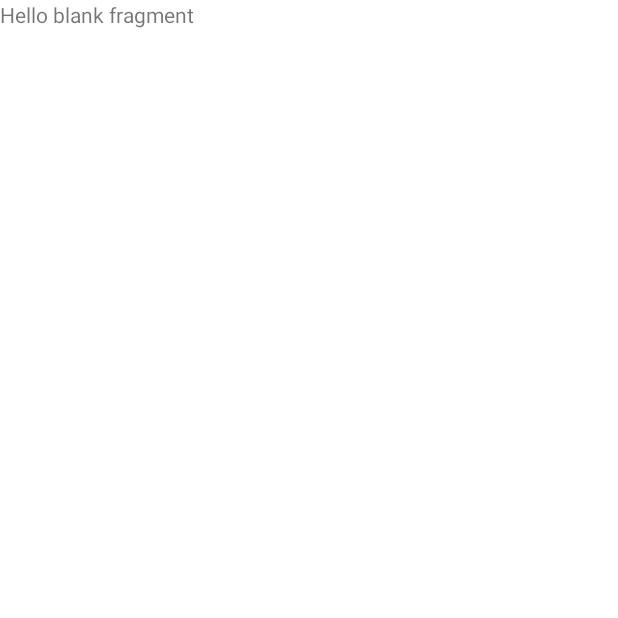
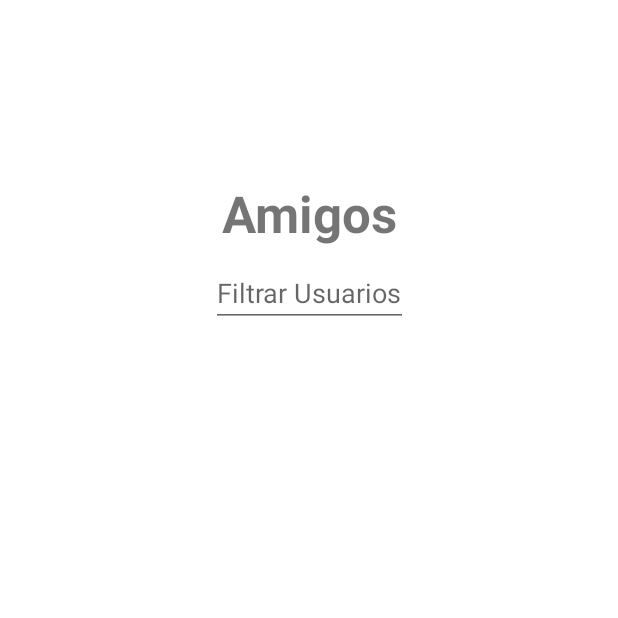
Before and after one commit to rafapavez98/ExplodingKittensApp, an Android app: the FriendFragment screen opened through its navigation route, on a phone screen of 412 x 824 dp, the top half of it. Before the commit the part shown is almost empty. Run offline under Robolectric (Android 15) with nearby library versions, the phone set to English and light mode, and no system bars; our stand-ins replace data binding.

Commit message:
archivos y vistas recycler view y otros

```diff
--- a/app/build.gradle
+++ b/app/build.gradle
@@ -3,6 +3,7 @@ plugins {
     id 'com.android.application'
     id 'org.jetbrains.kotlin.android'
     id 'kotlin-parcelize'
+    id 'androidx.navigation.safeargs'
 }
 apply plugin: 'kotlin-kapt'
 android {
@@ -59,4 +60,6 @@ dependencies {
     kapt 'androidx.room:room-compiler:2.3.0'
 
     implementation 'org.jetbrains.kotlinx:kotlinx-coroutines-android:1.3.6'
+
+
 }
--- a/app/src/main/java/com/example/explodingkittensapp/FriendsFragment.kt
+++ b/app/src/main/java/com/example/explodingkittensapp/friend/FriendFragment.kt
@@ -1,13 +1,14 @@
-package com.example.explodingkittensapp
+package com.example.explodingkittensapp.friend
 
 import android.os.Bundle
 import androidx.fragment.app.Fragment
 import android.view.LayoutInflater
 import android.view.View
 import android.view.ViewGroup
+import com.example.explodingkittensapp.R
 
 
-class FriendsFragment : Fragment() {
+class FriendFragment : Fragment() {
 
     override fun onCreateView(
         inflater: LayoutInflater, container: ViewGroup?,
--- /dev/null
+++ b/app/src/main/java/com/example/explodingkittensapp/friend/FriendItemAdapter.kt
@@ -0,0 +1,4 @@
+package com.example.explodingkittensapp.friend
+
+class FriendItemAdapter {
+}
--- /dev/null
+++ b/app/src/main/java/com/example/explodingkittensapp/friend/FriendViewModel.kt
@@ -0,0 +1,4 @@
+package com.example.explodingkittensapp.friend
+
+class FriendViewModel {
+}
--- /dev/null
+++ b/app/src/main/java/com/example/explodingkittensapp/model/FriendModel.kt
@@ -0,0 +1,4 @@
+package com.example.explodingkittensapp.model
+
+class FriendModel {
+}
--- a/app/src/main/res/layout/fragment_friends.xml
+++ b/app/src/main/res/layout/fragment_friends.xml
@@ -1,14 +1,69 @@
 <?xml version="1.0" encoding="utf-8"?>
-<FrameLayout xmlns:android="http://schemas.android.com/apk/res/android"
-    xmlns:tools="http://schemas.android.com/tools"
-    android:layout_width="match_parent"
-    android:layout_height="match_parent"
-    tools:context=".FriendsFragment">
+<layout
+    xmlns:android="http://schemas.android.com/apk/res/android"
+    xmlns:app="http://schemas.android.com/apk/res-auto"
+    xmlns:tools="http://schemas.android.com/tools">
 
-    <!-- TODO: Update blank fragment layout -->
-    <TextView
+    <data>
+        <variable
+            name="friendViewModel"
+            type="com.example.explodingkittensapp.friend.FriendViewModel" />
+    </data>
+    <androidx.constraintlayout.widget.ConstraintLayout
+
         android:layout_width="match_parent"
         android:layout_height="match_parent"
-        android:text="@string/hello_blank_fragment" />
+        tools:context="\FriendFragment">
 
-</FrameLayout>
+        <androidx.constraintlayout.widget.Guideline
+            android:id="@+id/guideline7"
+            android:layout_width="wrap_content"
+            android:layout_height="wrap_content"
+            android:orientation="horizontal"
+            app:layout_constraintGuide_begin="179dp"
+            app:layout_constraintGuide_percent="0.2" />
+
+        <TextView
+            android:id="@+id/textView4"
+            android:layout_width="wrap_content"
+            android:layout_height="wrap_content"
+            android:text="Amigos"
+            android:textSize="34sp"
+            android:textStyle="bold"
+            app:layout_constraintBottom_toTopOf="@+id/guideline7"
+            app:layout_constraintEnd_toEndOf="parent"
+            app:layout_constraintStart_toStartOf="parent" />
+
+        <EditText
+            android:id="@+id/editTextSearchFriend"
+            android:layout_width="wrap_content"
+            android:layout_height="wrap_content"
+            android:layout_marginTop="8dp"
+            android:hint="@string/filtrar_usuarios"
+            app:layout_constraintEnd_toEndOf="parent"
+            app:layout_constraintStart_toStartOf="parent"
+            app:layout_constraintTop_toTopOf="@+id/guideline7" />
+
+
+        <androidx.recyclerview.widget.RecyclerView
+            android:id="@+id/friendListView"
+            android:layout_width="match_parent"
+            android:layout_height="427dp"
+            android:layout_marginTop="16dp"
+            app:layout_constraintBottom_toTopOf="@+id/guideline21"
+            app:layout_constraintEnd_toEndOf="parent"
+            app:layout_constraintStart_toStartOf="parent"
+            app:layout_constraintTop_toBottomOf="@+id/editTextSearchFriend"
+             />
+
+        <androidx.constraintlayout.widget.Guideline
+            android:id="@+id/guideline21"
+            android:layout_width="wrap_content"
+            android:layout_height="wrap_content"
+            android:orientation="horizontal"
+            app:layout_constraintGuide_begin="703dp"
+            app:layout_constraintGuide_percent="0.88"/>
+
+
+    </androidx.constraintlayout.widget.ConstraintLayout>
+</layout>
--- a/app/src/main/res/navigation/my_nav.xml
+++ b/app/src/main/res/navigation/my_nav.xml
@@ -69,7 +69,7 @@
         tools:layout="@layout/fragment_profile" />
     <fragment
         android:id="@+id/friendsFragment"
-        android:name="com.example.explodingkittensapp.FriendsFragment"
+        android:name="com.example.explodingkittensapp.friend.FriendFragment"
         android:label="fragment_friends"
         tools:layout="@layout/fragment_friends" />
     <fragment
--- a/app/src/main/res/values/strings.xml
+++ b/app/src/main/res/values/strings.xml
@@ -2,4 +2,5 @@
     <string name="app_name">Exploding Kittens</string>
     <!-- TODO: Remove or change this placeholder text -->
     <string name="hello_blank_fragment">Hello blank fragment</string>
+    <string name="filtrar_usuarios">Filtrar Usuarios</string>
 </resources>
--- a/build.gradle
+++ b/build.gradle
@@ -3,6 +3,7 @@ plugins {
     id 'com.android.application' version '7.3.0' apply false
     id 'com.android.library' version '7.3.0' apply false
     id 'org.jetbrains.kotlin.android' version '1.6.21' apply false
+    id 'androidx.navigation.safeargs' version '2.4.1' apply false
 }
 
 task clean(type: Delete) {
```
Also changed, not shown: app/src/main/java/com/example/explodingkittensapp/friend/FriendDetails.kt (added, +13 -0 lines), app/src/main/java/com/example/explodingkittensapp/model/Friend.kt (added, +10 -0 lines), app/src/main/java/com/example/explodingkittensapp/model/Friends.kt (added, +18 -0 lines), app/src/main/res/layout/friend_detail_fragment.xml (added, +77 -0 lines), app/src/main/res/layout/friend_item.xml (added, +30 -0 lines).
